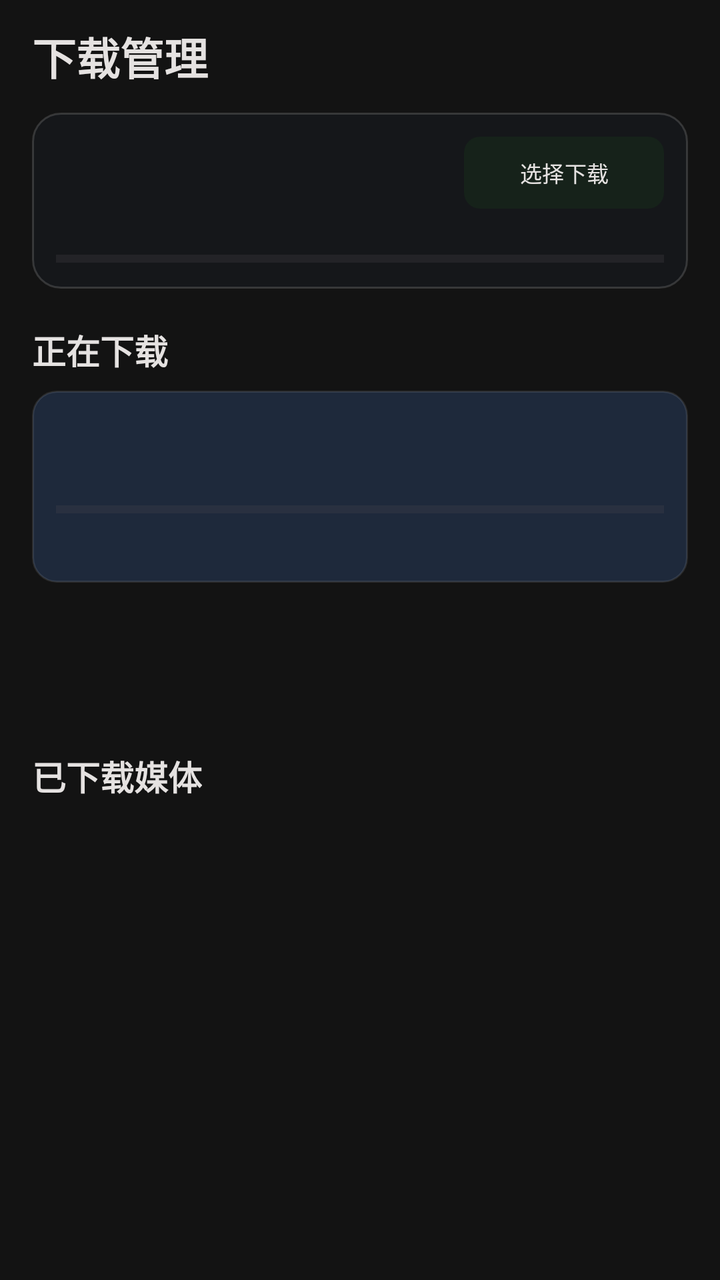
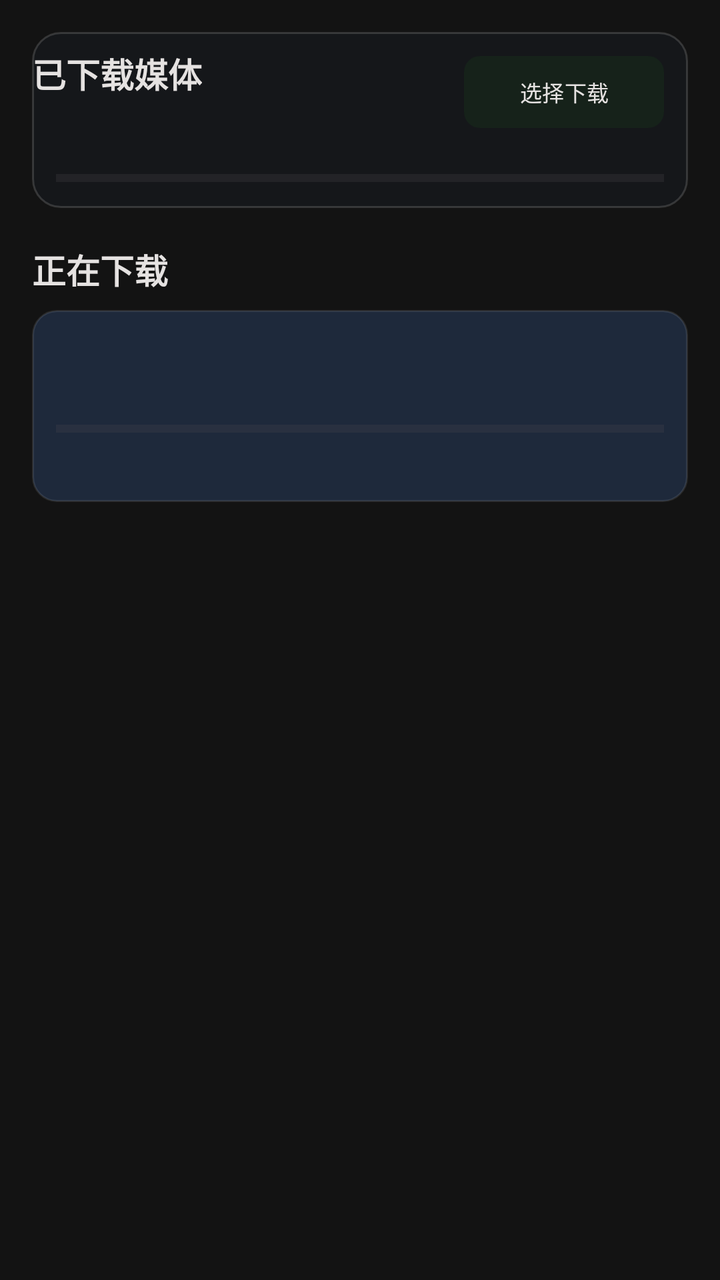

Before-and-after screenshots of an Android layout around one commit, followed by the original layout XML and the change that was made.
<!-- AndroidManifest.xml: another module's application theme Theme.YuanBaoTv -->
<!-- res/layout/activity_downloads.xml -->
<?xml version="1.0" encoding="utf-8"?>
<androidx.constraintlayout.widget.ConstraintLayout xmlns:android="http://schemas.android.com/apk/res/android"
    xmlns:app="http://schemas.android.com/apk/res-auto"
    android:layout_width="match_parent"
    android:layout_height="match_parent"
    android:background="@color/tv_bg_dark"
    android:paddingStart="16dp"
    android:paddingTop="12dp"
    android:paddingEnd="16dp">

    <TextView android:id="@+id/tv_title" android:layout_width="wrap_content" android:layout_height="wrap_content" android:text="@string/title_downloads" android:textColor="@color/tv_text_primary" android:textSize="22sp" android:textStyle="bold" app:layout_constraintStart_toStartOf="parent" app:layout_constraintTop_toTopOf="parent" />

    <androidx.constraintlayout.widget.ConstraintLayout
        android:id="@+id/card_storage_info"
        android:layout_width="0dp"
        android:layout_height="88dp"
        android:layout_marginTop="12dp"
        android:background="@drawable/bg_glass_card"
        android:padding="12dp"
        app:layout_constraintEnd_toEndOf="parent"
        app:layout_constraintStart_toStartOf="parent"
        app:layout_constraintTop_toBottomOf="@id/tv_title">
        <TextView android:id="@+id/tv_storage_label" android:layout_width="0dp" android:layout_height="wrap_content" android:ellipsize="end" android:maxLines="1" android:textColor="@color/tv_text_primary" android:textSize="13sp" android:textStyle="bold" app:layout_constraintEnd_toStartOf="@id/btn_select_storage" app:layout_constraintStart_toStartOf="parent" app:layout_constraintTop_toTopOf="parent" />
        <TextView android:id="@+id/tv_storage_capacity" android:layout_width="0dp" android:layout_height="wrap_content" android:layout_marginTop="4dp" android:ellipsize="end" android:maxLines="1" android:textColor="@color/tv_text_secondary" android:textSize="11sp" app:layout_constraintEnd_toEndOf="parent" app:layout_constraintStart_toStartOf="parent" app:layout_constraintTop_toBottomOf="@id/tv_storage_label" />
        <Button android:id="@+id/btn_select_storage" android:layout_width="100dp" android:layout_height="36dp" android:background="@drawable/bg_tv_button_focus" android:text="@string/storage_select_target" android:textColor="@color/tv_text_primary" android:textSize="11sp" app:layout_constraintEnd_toEndOf="parent" app:layout_constraintTop_toTopOf="parent" />
        <ProgressBar android:id="@+id/pb_storage" style="?android:attr/progressBarStyleHorizontal" android:layout_width="0dp" android:layout_height="6dp" android:max="100" android:progressTint="@color/tv_accent_cyan" app:layout_constraintBottom_toBottomOf="parent" app:layout_constraintEnd_toEndOf="parent" app:layout_constraintStart_toStartOf="parent" />
    </androidx.constraintlayout.widget.ConstraintLayout>

    <TextView android:id="@+id/tv_label_downloading" android:layout_width="wrap_content" android:layout_height="wrap_content" android:layout_marginTop="18dp" android:text="@string/section_downloading" android:textColor="@color/tv_text_primary" android:textSize="17sp" android:textStyle="bold" app:layout_constraintStart_toStartOf="parent" app:layout_constraintTop_toBottomOf="@id/card_storage_info" />

    <androidx.constraintlayout.widget.ConstraintLayout
        android:id="@+id/card_download_task"
        android:layout_width="0dp"
        android:layout_height="96dp"
        android:layout_marginTop="8dp"
        android:background="@drawable/bg_tv_focus_ring"
        android:focusable="true"
        android:padding="12dp"
        app:layout_constraintEnd_toEndOf="parent"
        app:layout_constraintStart_toStartOf="parent"
        app:layout_constraintTop_toBottomOf="@id/tv_label_downloading">
        <TextView android:id="@+id/tv_task_title" android:layout_width="0dp" android:layout_height="wrap_content" android:ellipsize="end" android:maxLines="1" android:textColor="@color/tv_text_primary" android:textSize="13sp" android:textStyle="bold" app:layout_constraintEnd_toEndOf="parent" app:layout_constraintStart_toStartOf="parent" app:layout_constraintTop_toTopOf="parent" />
        <TextView android:id="@+id/tv_task_speed" android:layout_width="0dp" android:layout_height="wrap_content" android:layout_marginTop="4dp" android:ellipsize="end" android:maxLines="1" android:textColor="@color/tv_accent_cyan" android:textSize="11sp" app:layout_constraintEnd_toEndOf="parent" app:layout_constraintStart_toStartOf="parent" app:layout_constraintTop_toBottomOf="@id/tv_task_title" />
        <ProgressBar android:id="@+id/pb_task" style="?android:attr/progressBarStyleHorizontal" android:layout_width="0dp" android:layout_height="6dp" android:layout_marginTop="8dp" android:max="100" android:progressTint="@color/tv_accent_blue" app:layout_constraintEnd_toEndOf="parent" app:layout_constraintStart_toStartOf="parent" app:layout_constraintTop_toBottomOf="@id/tv_task_speed" />
        <Button android:id="@+id/btn_task_pause" android:visibility="gone" android:layout_width="1dp" android:layout_height="1dp" />
        <Button android:id="@+id/btn_task_cancel" android:visibility="gone" android:layout_width="1dp" android:layout_height="1dp" />
    </androidx.constraintlayout.widget.ConstraintLayout>

    <androidx.recyclerview.widget.RecyclerView
        android:id="@+id/rv_download_tasks"
        android:layout_width="0dp"
        android:layout_height="164dp"
        android:layout_marginTop="8dp"
        android:clipToPadding="false"
        android:scrollbars="none"
        app:layoutManager="androidx.recyclerview.widget.LinearLayoutManager"
        app:layout_constraintEnd_toEndOf="parent"
        app:layout_constraintStart_toStartOf="parent"
        app:layout_constraintTop_toBottomOf="@id/tv_label_downloading" />

    <TextView android:id="@+id/tv_label_downloaded" android:layout_width="wrap_content" android:layout_height="wrap_content" android:layout_marginTop="16dp" android:text="@string/section_downloaded_gallery" android:textColor="@color/tv_text_primary" android:textSize="17sp" android:textStyle="bold" app:layout_constraintStart_toStartOf="parent" app:layout_constraintTop_toBottomOf="@id/rv_download_tasks" />
    <androidx.recyclerview.widget.RecyclerView android:id="@+id/rv_downloaded" android:layout_width="0dp" android:layout_height="0dp" android:layout_marginTop="8dp" android:clipToPadding="false" android:orientation="horizontal" android:paddingBottom="16dp" android:scrollbars="none" app:layoutManager="androidx.recyclerview.widget.LinearLayoutManager" app:layout_constraintBottom_toBottomOf="parent" app:layout_constraintEnd_toEndOf="parent" app:layout_constraintStart_toStartOf="parent" app:layout_constraintTop_toBottomOf="@id/tv_label_downloaded" />
</androidx.constraintlayout.widget.ConstraintLayout>
<!-- resources referenced by this layout -->
<resources>
  <color name="tv_accent_blue">#38BDF8</color>
  <color name="tv_accent_cyan">#84F5E8</color>
  <color name="tv_bg_dark">#131313</color>
  <color name="tv_text_primary">#E5E2E1</color>
  <color name="tv_text_secondary">#D3C5AF</color>
  <!-- drawable bg_glass_card (drawable) -->
  <?xml version="1.0" encoding="utf-8"?>
  <shape xmlns:android="http://schemas.android.com/apk/res/android"
      android:shape="rectangle">
      <solid android:color="@color/tv_bg_glass" />
      <stroke android:width="1dp" android:color="#26FFFFFF" />
      <corners android:radius="14dp" />
  </shape>
  <!-- drawable bg_tv_button_focus (drawable) -->
  <?xml version="1.0" encoding="utf-8"?>
  <selector xmlns:android="http://schemas.android.com/apk/res/android">
      <item android:state_focused="true">
          <shape android:shape="rectangle">
              <solid android:color="@color/tv_accent_blue" />
              <stroke android:width="2dp" android:color="@color/tv_focus_ring" />
              <corners android:radius="8dp" />
          </shape>
      </item>
      <item>
          <shape android:shape="rectangle">
              <solid android:color="#26FFFFFF" />
              <corners android:radius="8dp" />
          </shape>
      </item>
  </selector>
  <!-- drawable bg_tv_focus_ring (drawable) -->
  <?xml version="1.0" encoding="utf-8"?>
  <selector xmlns:android="http://schemas.android.com/apk/res/android">
      <item android:state_focused="true">
          <shape android:shape="rectangle">
              <solid android:color="#263B82F6" />
              <stroke android:width="3dp" android:color="@color/tv_focus_ring" />
              <corners android:radius="12dp" />
          </shape>
      </item>
      <item>
          <shape android:shape="rectangle">
              <solid android:color="@color/tv_bg_card" />
              <stroke android:width="1dp" android:color="#1AFFFFFF" />
              <corners android:radius="12dp" />
          </shape>
      </item>
  </selector>
  <string name="section_downloaded_gallery">已下载媒体</string>
  <string name="section_downloading">正在下载</string>
  <string name="storage_select_target">选择下载位置</string>
  <string name="title_downloads">下载管理</string>
  <style name="Theme.YuanBaoTv" parent="Theme.Material3.DayNight.NoActionBar">
          <item name="colorPrimary">@color/primary</item>
          <item name="colorOnPrimary">@color/on_primary</item>
          <item name="android:statusBarColor">@android:color/transparent</item>
          <item name="android:navigationBarColor">@android:color/transparent</item>
          <item name="android:windowLightStatusBar">true</item>
      </style>
  <color name="tv_bg_glass">#331E293B</color>
  <color name="tv_focus_ring">#84F5E8</color>
  <color name="tv_bg_card">#1E293B</color>
  <color name="primary">#1B5E20</color>
  <color name="on_primary">#FFFFFF</color>
</resources>

<!-- the commit's change to res/layout/activity_downloads.xml (unified diff, before → after) -->
@@ -8,18 +8,18 @@
     android:paddingTop="12dp"
     android:paddingEnd="16dp">
 
-    <TextView android:id="@+id/tv_title" android:layout_width="wrap_content" android:layout_height="wrap_content" android:text="@string/title_downloads" android:textColor="@color/tv_text_primary" android:textSize="22sp" android:textStyle="bold" app:layout_constraintStart_toStartOf="parent" app:layout_constraintTop_toTopOf="parent" />
+    <TextView android:id="@+id/tv_title" android:layout_width="0dp" android:layout_height="0dp" android:visibility="gone" />
 
     <androidx.constraintlayout.widget.ConstraintLayout
         android:id="@+id/card_storage_info"
         android:layout_width="0dp"
         android:layout_height="88dp"
-        android:layout_marginTop="12dp"
+        android:layout_marginTop="4dp"
         android:background="@drawable/bg_glass_card"
         android:padding="12dp"
         app:layout_constraintEnd_toEndOf="parent"
         app:layout_constraintStart_toStartOf="parent"
-        app:layout_constraintTop_toBottomOf="@id/tv_title">
+        app:layout_constraintTop_toTopOf="parent">
         <TextView android:id="@+id/tv_storage_label" android:layout_width="0dp" android:layout_height="wrap_content" android:ellipsize="end" android:maxLines="1" android:textColor="@color/tv_text_primary" android:textSize="13sp" android:textStyle="bold" app:layout_constraintEnd_toStartOf="@id/btn_select_storage" app:layout_constraintStart_toStartOf="parent" app:layout_constraintTop_toTopOf="parent" />
         <TextView android:id="@+id/tv_storage_capacity" android:layout_width="0dp" android:layout_height="wrap_content" android:layout_marginTop="4dp" android:ellipsize="end" android:maxLines="1" android:textColor="@color/tv_text_secondary" android:textSize="11sp" app:layout_constraintEnd_toEndOf="parent" app:layout_constraintStart_toStartOf="parent" app:layout_constraintTop_toBottomOf="@id/tv_storage_label" />
         <Button android:id="@+id/btn_select_storage" android:layout_width="100dp" android:layout_height="36dp" android:background="@drawable/bg_tv_button_focus" android:text="@string/storage_select_target" android:textColor="@color/tv_text_primary" android:textSize="11sp" app:layout_constraintEnd_toEndOf="parent" app:layout_constraintTop_toTopOf="parent" />
@@ -49,15 +49,17 @@
     <androidx.recyclerview.widget.RecyclerView
         android:id="@+id/rv_download_tasks"
         android:layout_width="0dp"
-        android:layout_height="164dp"
+        android:layout_height="0dp"
         android:layout_marginTop="8dp"
         android:clipToPadding="false"
         android:scrollbars="none"
         app:layoutManager="androidx.recyclerview.widget.LinearLayoutManager"
         app:layout_constraintEnd_toEndOf="parent"
         app:layout_constraintStart_toStartOf="parent"
-        app:layout_constraintTop_toBottomOf="@id/tv_label_downloading" />
+        app:layout_constraintTop_toBottomOf="@id/tv_label_downloading"
+        app:layout_constraintBottom_toTopOf="@id/tv_label_downloaded"
+        app:layout_constraintVertical_weight="1" />
 
-    <TextView android:id="@+id/tv_label_downloaded" android:layout_width="wrap_content" android:layout_height="wrap_content" android:layout_marginTop="16dp" android:text="@string/section_downloaded_gallery" android:textColor="@color/tv_text_primary" android:textSize="17sp" android:textStyle="bold" app:layout_constraintStart_toStartOf="parent" app:layout_constraintTop_toBottomOf="@id/rv_download_tasks" />
-    <androidx.recyclerview.widget.RecyclerView android:id="@+id/rv_downloaded" android:layout_width="0dp" android:layout_height="0dp" android:layout_marginTop="8dp" android:clipToPadding="false" android:orientation="horizontal" android:paddingBottom="16dp" android:scrollbars="none" app:layoutManager="androidx.recyclerview.widget.LinearLayoutManager" app:layout_constraintBottom_toBottomOf="parent" app:layout_constraintEnd_toEndOf="parent" app:layout_constraintStart_toStartOf="parent" app:layout_constraintTop_toBottomOf="@id/tv_label_downloaded" />
+    <TextView android:id="@+id/tv_label_downloaded" android:layout_width="wrap_content" android:layout_height="wrap_content" android:layout_marginTop="12dp" android:text="@string/section_downloaded_gallery" android:textColor="@color/tv_text_primary" android:textSize="17sp" android:textStyle="bold" app:layout_constraintStart_toStartOf="parent" app:layout_constraintTop_toBottomOf="@id/rv_download_tasks" />
+    <androidx.recyclerview.widget.RecyclerView android:id="@+id/rv_downloaded" android:layout_width="0dp" android:layout_height="0dp" android:layout_marginTop="8dp" android:clipToPadding="false" android:orientation="horizontal" android:paddingBottom="16dp" android:scrollbars="none" app:layoutManager="androidx.recyclerview.widget.LinearLayoutManager" app:layout_constraintBottom_toBottomOf="parent" app:layout_constraintEnd_toEndOf="parent" app:layout_constraintStart_toStartOf="parent" app:layout_constraintTop_toBottomOf="@id/tv_label_downloaded" app:layout_constraintVertical_weight="1.2" />
 </androidx.constraintlayout.widget.ConstraintLayout>
<!-- resource entries referenced after the edit -->
@@ -51,18 +51,23 @@
   <string name="section_downloaded_gallery">已下载媒体</string>
   <string name="section_downloading">正在下载</string>
   <string name="storage_select_target">选择下载位置</string>
-  <string name="title_downloads">下载管理</string>
   <style name="Theme.YuanBaoTv" parent="Theme.Material3.DayNight.NoActionBar">
           <item name="colorPrimary">@color/primary</item>
           <item name="colorOnPrimary">@color/on_primary</item>
           <item name="android:statusBarColor">@android:color/transparent</item>
           <item name="android:navigationBarColor">@android:color/transparent</item>
-          <item name="android:windowLightStatusBar">true</item>
+          <item name="android:windowLightStatusBar">false</item>
+          <item name="buttonStyle">@style/Widget.YuanBaoTv.Button</item>
       </style>
   <color name="tv_bg_glass">#331E293B</color>
   <color name="tv_focus_ring">#84F5E8</color>
   <color name="tv_bg_card">#1E293B</color>
   <color name="primary">#1B5E20</color>
   <color name="on_primary">#FFFFFF</color>
+  <style name="Widget.YuanBaoTv.Button" parent="Widget.AppCompat.Button">
+          <item name="android:backgroundTint">@null</item>
+          <item name="backgroundTint">@null</item>
+          <item name="android:textAllCaps">false</item>
+      </style>
 </resources>
 
